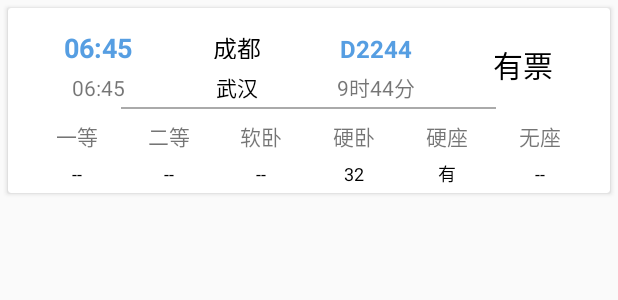
After one commit to Bob-cheng/FindTickets, an Android app: the layout ticket_item.xml on its own in the app's theme, with its tools: preview values and no code run, on a phone screen of 412 x 824 dp. The commit adds this screen. Shown: the top 300 px of the screen. Run offline under Robolectric (Android 15) with nearby library versions, the phone set to English and light mode, and no system bars.

Commit message:
finish ticket request and show

```diff
--- a/app/build.gradle
+++ b/app/build.gradle
@@ -32,8 +32,8 @@ dependencies {
     compile 'com.android.support:support-v4:25.3.1'
     compile 'com.android.support:cardview-v7:25.3.1'
     compile 'com.google.code.gson:gson:2.7'
-    compile 'com.squareup.retrofit2:retrofit:2.0.0-beta4'
-    compile 'com.squareup.retrofit2:converter-gson:2.0.0-beta4'
+    compile 'com.squareup.retrofit2:retrofit:2.2.0'
+    compile 'com.squareup.retrofit2:converter-gson:2.2.0'
     testCompile 'junit:junit:4.12'
     compile 'com.squareup.okhttp3:okhttp:3.3.1'
 }
--- a/app/src/main/java/space/bobcheng/myapplication/TicketsActivity.java
+++ b/app/src/main/java/space/bobcheng/myapplication/TicketsActivity.java
@@ -12,9 +12,13 @@ import android.view.View;
 import android.widget.CheckBox;
 import android.widget.CompoundButton;
 import android.widget.FrameLayout;
+import android.widget.ListView;
+import android.widget.SimpleAdapter;
 
 import java.util.ArrayList;
 import java.util.HashMap;
+import java.util.List;
+import java.util.Map;
 
 import retrofit2.Call;
 import retrofit2.Callback;
@@ -23,7 +27,9 @@ import retrofit2.Retrofit;
 import retrofit2.converter.gson.GsonConverterFactory;
 import space.bobcheng.myapplication.apiService.ItrainQueryAPIService;
 import space.bobcheng.myapplication.apiService.ItrainQueryAPIService_x;
+import space.bobcheng.myapplication.jsonClass.Datum;
 import space.bobcheng.myapplication.jsonClass.MyQuery;
+import space.bobcheng.myapplication.jsonClass.QueryLeftNewDTO;
 
 import static space.bobcheng.myapplication.retrofitUtli.UnsafeHttp.getUnsafeOkHttpClient;
 
@@ -38,11 +44,19 @@ public class TicketsActivity extends AppCompatActivity {
     private Retrofit retrofit;
     private ArrayList<String> inputMessage;
     private FrameLayout mframeLayout;
+    private List<Datum> trainsData;
+    private ListView mTicketsListView;
     private View.OnClickListener reconnect = new View.OnClickListener() {
         @Override
         public void onClick(View v) {
             mprocess_layout.setVisibility(View.VISIBLE);
             initMyQuery();
+        }
+    };
+    private View.OnClickListener setOptions = new View.OnClickListener() {
+        @Override
+        public void onClick(View v) {
+            makeLists();
         }
     };
     private HashMap<String, String> trainHashMap = new HashMap<String, String>(){
@@ -58,6 +72,7 @@ public class TicketsActivity extends AppCompatActivity {
         setContentView(R.layout.activity_tickets);
         mprocess_layout = (ConstraintLayout) findViewById(R.id.process_layout);
         mframeLayout  = (FrameLayout) findViewById(R.id.frame_layout);
+        mTicketsListView = (ListView) findViewById(R.id.ticket_list);
 
 
         toolbar = (Toolbar) findViewById(R.id.tickets_toolbar);
@@ -81,16 +96,16 @@ public class TicketsActivity extends AppCompatActivity {
         if(getSupportActionBar() != null)
             getSupportActionBar().setDisplayHomeAsUpEnabled(true);
 
-        /*Bundle data = getIntent().getExtras();
+        Bundle data = getIntent().getExtras();
         //inputMessage =(ArrayList<String>) data.getSerializable(CheckFragment.INPUTS);
-        ArrayList<String> inputMessage = data.getStringArrayList(CheckFragment.INPUTS);*/
+        inputMessage = data.getStringArrayList(CheckFragment.INPUTS);
 
-        inputMessage = new ArrayList<>();
+        /*inputMessage = new ArrayList<>();
         inputMessage.clear();
         inputMessage.add("CDW");
         inputMessage.add("RXW");
-        inputMessage.add("2017-04-20");
-        inputMessage.add("ADULT");
+        inputMessage.add("2017-04-16");
+        inputMessage.add("ADULT");*/
 
         String requestUrl = "https://kyfw.12306.cn/otn/leftTicket/query?leftTicketDTO.train_date="+inputMessage.get(2)+
                 "&leftTicketDTO.from_station="+inputMessage.get(0) +
@@ -130,6 +145,74 @@ public class TicketsActivity extends AppCompatActivity {
         return options;
     }
     //获取12306数据，先调用query如果query不生效就调用queryx
+    private void makeLists(){
+        Log.i("List", "start to make list");
+        List<Map<String, Object>> listItems =
+                new ArrayList<>();
+        ArrayList<String> options = getOptions();
+        for(int i = 0; i < trainsData.size(); i++){
+            QueryLeftNewDTO queryLeftNewDTO = trainsData.get(i).getQueryLeftNewDTO();
+            String train_type = ""+queryLeftNewDTO.getStationTrainCode().charAt(0);
+            if(options.contains(train_type.toLowerCase())){
+                String Youwu = "无票";
+                Map<String, Object> item = new HashMap<>();
+                item.put("start_time", queryLeftNewDTO.getStartTime());
+                item.put("end_time", queryLeftNewDTO.getArriveTime());
+                item.put("start_place", queryLeftNewDTO.getFromStationName());
+                item.put("end_place", queryLeftNewDTO.getToStationName());
+                item.put("train_num", queryLeftNewDTO.getStationTrainCode());
+                String lishi = queryLeftNewDTO.getLishi().replace(':', '时')+"分";
+                if(lishi.startsWith("00")){
+                    lishi = lishi.substring(4);
+                }else if(lishi.startsWith("0")){
+                    lishi = lishi.substring(1);
+                }
+                item.put("lishi", lishi);
+
+                if(checkYouWu(queryLeftNewDTO.getZyNum()))
+                    Youwu = "有票";
+                item.put("seats_first_num", queryLeftNewDTO.getZyNum());
+                if(checkYouWu(queryLeftNewDTO.getZeNum()))
+                    Youwu = "有票";
+                item.put("seats_second_num", queryLeftNewDTO.getZeNum());
+                if(checkYouWu(queryLeftNewDTO.getRwNum()))
+                    Youwu = "有票";
+                item.put("seats_rw_num", queryLeftNewDTO.getRwNum());
+                if(checkYouWu(queryLeftNewDTO.getYwNum()))
+                    Youwu = "有票";
+                item.put("seats_yw_num", queryLeftNewDTO.getYwNum());
+                if(checkYouWu(queryLeftNewDTO.getYzNum()))
+                    Youwu = "有票";
+                item.put("seats_yz_num", queryLeftNewDTO.getYzNum());
+                if(checkYouWu(queryLeftNewDTO.getWzNum()))
+                    Youwu = "有票";
+                item.put("seats_wz_num", queryLeftNewDTO.getWzNum());
+                item.put("status", Youwu);
+                listItems.add(item);
+            }
+
+        }
+        SimpleAdapter simpleAdapter = new SimpleAdapter(this, listItems,
+                R.layout.ticket_item,
+                new String[]{"start_time", "end_time", "start_place", "end_place", "train_num",
+                                "lishi", "seats_first_num", "seats_second_num", "seats_rw_num",
+                                "seats_yw_num",  "seats_yz_num", "seats_wz_num",
+                                "status"},
+                new int[]{R.id.start_time, R.id.end_time, R.id.start_place, R.id.end_place, R.id.train_num,
+                        R.id.lishi, R.id.seats_first_num, R.id.seats_second_num, R.id.seats_rw_num,
+                        R.id.seats_yw_num, R.id.seats_yz_num, R.id.seats_wz_num,
+                        R.id.status}
+                );
+        mTicketsListView.setAdapter(simpleAdapter);
+        Log.i("List", "finish make list view");
+    }
+
+    private boolean checkYouWu(String input){
+        if(input == "--" || input == "无")
+            return false;
+        else
+            return true;
+    }
     private void initMyQuery(){
         ItrainQueryAPIService trainApiService = retrofit.create(ItrainQueryAPIService.class);
         Call<MyQuery> call = trainApiService.getTicketInfo(inputMessage.get(2), inputMessage.get(0), inputMessage.get(1),inputMessage.get(3));
@@ -141,6 +224,8 @@ public class TicketsActivity extends AppCompatActivity {
                     query = response.body();
                     String arrivetime = query.getData().get(0).getQueryLeftNewDTO().getArriveTime();
                     Log.i("queryStatus", arrivetime);
+                    trainsData = query.getData();
+                    makeLists();
                     mprocess_layout.setVisibility(View.INVISIBLE);
                 }else {
                     Log.e("Status", "start to queryx");
@@ -168,6 +253,8 @@ public class TicketsActivity extends AppCompatActivity {
                     query = response.body();
                     String arrivetime = query.getData().get(0).getQueryLeftNewDTO().getArriveTime();
                     Log.i("query_x_Status", arrivetime);
+                    trainsData = query.getData();
+                    makeLists();
                 }else {
                     Log.e("queryx", "server response error");
                     Snackbar.make(mframeLayout, "服务器数据异常，请稍后再试", Snackbar.LENGTH_LONG)
@@ -191,6 +278,7 @@ public class TicketsActivity extends AppCompatActivity {
         boxs[3] = (CheckBox) findViewById(R.id.trains_k);
         boxs[4] = (CheckBox) findViewById(R.id.trains_t);
         boxs[5] = (CheckBox) findViewById(R.id.trains_z);
+
         boxs[0].setOnCheckedChangeListener(new CompoundButton.OnCheckedChangeListener() {
             @Override
             public void onCheckedChanged(CompoundButton buttonView, boolean isChecked) {
@@ -211,6 +299,7 @@ public class TicketsActivity extends AppCompatActivity {
                         boxs[i].setChecked(false);
                     }
                 }
+                makeLists();
             }
         });
 
@@ -233,6 +322,7 @@ public class TicketsActivity extends AppCompatActivity {
                     }
                 }
             });
+            boxs[i].setOnClickListener(setOptions);
         }
     }
 }
--- a/app/src/main/res/layout/activity_tickets.xml
+++ b/app/src/main/res/layout/activity_tickets.xml
@@ -104,7 +104,8 @@
             <ListView
                 android:id="@+id/ticket_list"
                 android:layout_width="match_parent"
-                android:layout_height="wrap_content">
+                android:layout_height="wrap_content"
+                android:divider="@android:color/transparent">
 
             </ListView>
         </LinearLayout>
--- /dev/null
+++ b/app/src/main/res/layout/ticket_item.xml
@@ -0,0 +1,237 @@
+<?xml version="1.0" encoding="utf-8"?>
+<FrameLayout
+    xmlns:android="http://schemas.android.com/apk/res/android"
+    xmlns:app="http://schemas.android.com/apk/res-auto"
+    xmlns:tools="http://schemas.android.com/tools"
+    android:layout_width="match_parent"
+    android:layout_height="wrap_content">
+<android.support.v7.widget.CardView
+    android:layout_width="match_parent"
+    android:layout_height="wrap_content"
+    android:layout_margin="5dp">
+    <LinearLayout
+        android:layout_width="match_parent"
+        android:layout_height="wrap_content"
+        android:orientation="vertical">
+        <LinearLayout
+            android:layout_width="match_parent"
+            android:layout_height="wrap_content"
+            android:orientation="horizontal"
+            android:layout_marginLeft="10dp"
+            android:layout_marginRight="10dp"
+            android:layout_marginTop="10dp">
+            <TableLayout
+                android:layout_width="match_parent"
+                android:layout_height="match_parent"
+                android:layout_weight="1">
+                <TableRow
+                    android:layout_margin="4dp"
+                    >
+                    <TextView
+                        android:id="@+id/start_time"
+                        android:layout_width="60dp"
+                        android:layout_height="20dp"
+                        android:gravity="center"
+                        android:text="06:45"
+                        android:textColor="@color/colorPrimary"
+                        android:textSize="18sp"
+                        android:textStyle="bold"
+                        android:layout_weight="1"
+                        />
+                    <TextView
+                        android:id="@+id/start_place"
+                        android:layout_width="60dp"
+                        android:layout_height="20dp"
+                        android:gravity="center"
+                        android:text="成都"
+                        android:textColor="@android:color/black"
+                        android:textSize="16sp"
+                        android:layout_weight="1"
+                        />
+                    <TextView
+                        android:id="@+id/train_num"
+                        android:layout_width="60dp"
+                        android:layout_height="20dp"
+                        android:gravity="center"
+                        android:text="D2244"
+                        android:textColor="@color/colorPrimary"
+                        android:textSize="16sp"
+                        android:textStyle="bold"
+                        android:layout_weight="1"/>
+
+
+                </TableRow>
+                <TableRow
+                    android:layout_margin="4dp">
+                    <TextView
+                        android:id="@+id/end_time"
+                        android:layout_width="60dp"
+                        android:layout_height="20dp"
+                        android:gravity="center"
+                        android:text="06:45"
+                        android:layout_weight="1"
+                        />
+                    <TextView
+                        android:id="@+id/end_place"
+                        android:layout_width="60dp"
+                        android:layout_height="20dp"
+                        android:gravity="center"
+                        android:text="武汉"
+                        android:textColor="@android:color/black"
+                        android:layout_weight="1"
+                        />
+                    <TextView
+                        android:id="@+id/lishi"
+                        android:layout_width="60dp"
+                        android:layout_height="20dp"
+                        android:gravity="center"
+                        android:text="9时44分"
+                        android:layout_weight="1"
+                        />
+
+                </TableRow>
+            </TableLayout>
+            <TextView
+                android:id="@+id/status"
+                android:layout_width="match_parent"
+                android:layout_height="match_parent"
+                android:gravity="center"
+                android:text="有票"
+                android:textColor="@android:color/black"
+                android:textSize="20sp"
+                android:layout_weight="3"
+                />
+
+        </LinearLayout>
+
+        <FrameLayout
+            android:layout_width="250dp"
+            android:layout_height="1dp"
+            android:layout_gravity="center_horizontal"
+            android:background="@android:color/darker_gray" />
+
+        <TableLayout
+            android:layout_width="match_parent"
+            android:layout_height="wrap_content"
+            android:layout_marginLeft="15dp"
+            android:layout_marginRight="15dp"
+            android:layout_marginTop="5dp">
+
+            <TableRow>
+
+                <TextView
+                    android:id="@+id/seats_first"
+                    android:layout_width="50dp"
+                    android:layout_height="25dp"
+                    android:layout_weight="1"
+                    android:gravity="center"
+                    android:text="一等"
+                    />
+
+                <TextView
+                    android:id="@+id/seats_second"
+                    android:layout_width="50dp"
+                    android:layout_height="25dp"
+                    android:layout_weight="1"
+                    android:gravity="center"
+                    android:text="二等" />
+
+                <TextView
+                    android:id="@+id/seats_rw"
+                    android:layout_width="50dp"
+                    android:layout_height="25dp"
+                    android:layout_weight="1"
+                    android:gravity="center"
+                    android:text="软卧" />
+
+                <TextView
+                    android:id="@+id/seats_yw"
+                    android:layout_width="50dp"
+                    android:layout_height="25dp"
+                    android:layout_weight="1"
+                    android:gravity="center"
+                    android:text="硬卧" />
+
+                <TextView
+                    android:id="@+id/seats_yz"
+                    android:layout_width="50dp"
+                    android:layout_height="25dp"
+                    android:layout_weight="1"
+                    android:gravity="center"
+                    android:text="硬座" />
+
+                <TextView
+                    android:id="@+id/seats_wz"
+                    android:layout_width="50dp"
+                    android:layout_height="25dp"
+                    android:layout_weight="1"
+                    android:gravity="center"
+                    android:text="无座" />
+            </TableRow>
+
+            <TableRow>
+
+                <TextView
+                    android:id="@+id/seats_first_num"
+                    android:layout_width="50dp"
+                    android:layout_height="25dp"
+                    android:layout_weight="1"
+                    android:gravity="center"
+                    android:text="--"
+                    android:textColor="@android:color/black"
+                    android:textSize="12sp" />
+
+                <TextView
+                    android:id="@+id/seats_second_num"
+                    android:layout_width="50dp"
+                    android:layout_height="25dp"
+                    android:layout_weight="1"
+                    android:gravity="center"
+                    android:text="--"
+                    android:textColor="@android:color/black"
+                    android:textSize="12sp" />
+
+                <TextView
+                    android:id="@+id/seats_rw_num"
+                    android:layout_width="50dp"
+                    android:layout_height="25dp"
+                    android:layout_weight="1"
+                    android:gravity="center"
+                    android:text="--"
+                    android:textColor="@android:color/black"
+                    android:textSize="12sp" />
+
+                <TextView
+                    android:id="@+id/seats_yw_num"
+                    android:layout_width="50dp"
+                    android:layout_height="25dp"
+                    android:layout_weight="1"
+                    android:gravity="center"
+                    android:text="32"
+                    android:textColor="@android:color/black"
+                    android:textSize="12sp" />
+
+                <TextView
+                    android:id="@+id/seats_yz_num"
+                    android:layout_width="50dp"
+                    android:layout_height="25dp"
+                    android:layout_weight="1"
+                    android:gravity="center"
+                    android:text="有"
+                    android:textColor="@android:color/black"
+                    android:textSize="12sp" />
+
+                <TextView
+                    android:id="@+id/seats_wz_num"
+                    android:layout_width="50dp"
+                    android:layout_height="25dp"
+                    android:layout_weight="1"
+                    android:gravity="center"
+                    android:text="--"
+                    android:textColor="@android:color/black"
+                    android:textSize="12sp" />
+            </TableRow>
+        </TableLayout>
+    </LinearLayout>
+</android.support.v7.widget.CardView>
+</FrameLayout>
```
Also changed, not shown: app/src/main/AndroidManifest.xml (+4 -5 lines).
